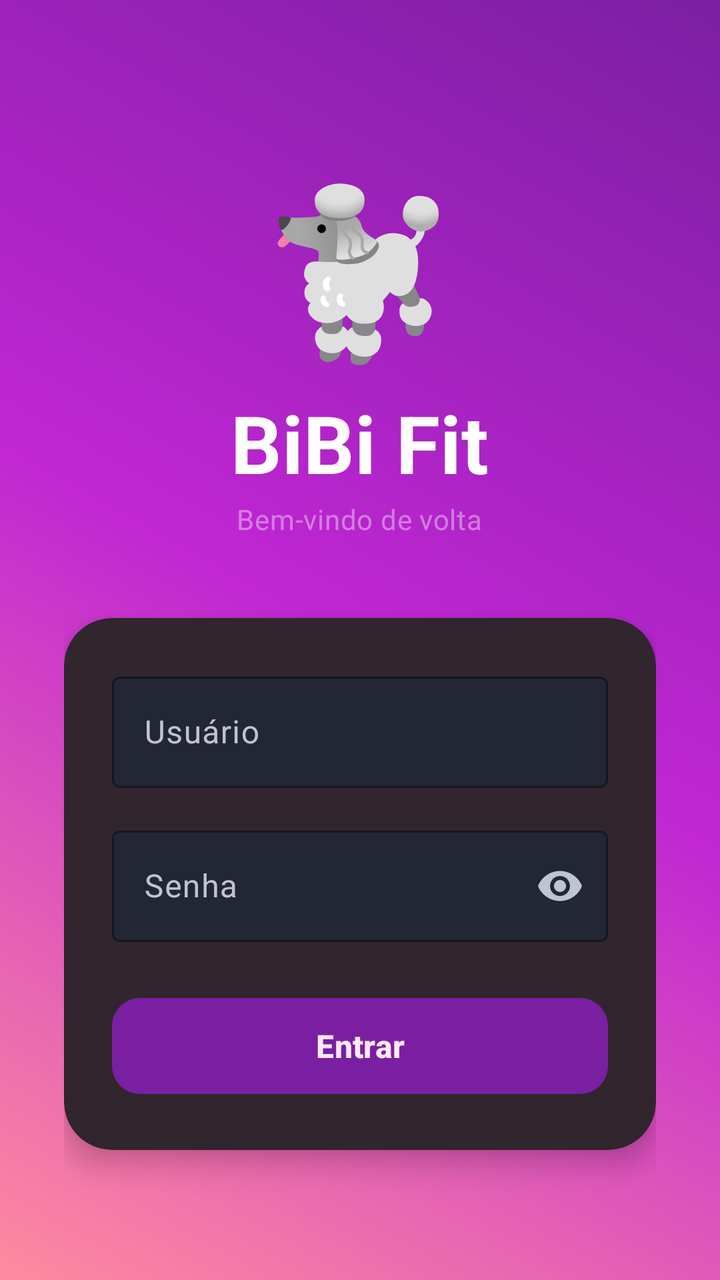
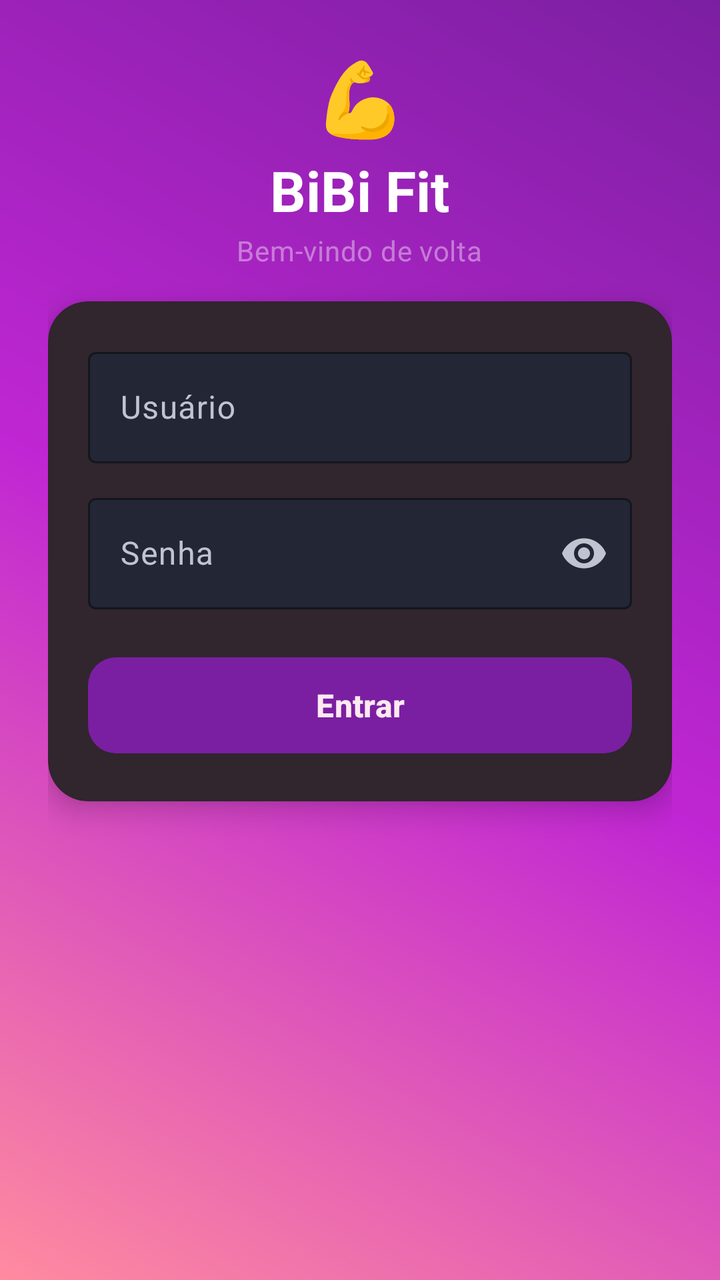

The first picture is an Android layout as it rendered before a commit; the second is the same layout after the commit. The layout source and the unified diff follow.
<!-- AndroidManifest.xml: application theme Theme.Meggy -->
<!-- res/layout/activity_login.xml -->
<?xml version="1.0" encoding="utf-8"?>
<ScrollView xmlns:android="http://schemas.android.com/apk/res/android"
    xmlns:app="http://schemas.android.com/apk/res-auto"
    android:layout_width="match_parent"
    android:layout_height="match_parent"
    android:background="@drawable/gradient_meggy"
    android:fillViewport="true">

    <LinearLayout
        android:layout_width="match_parent"
        android:layout_height="wrap_content"
        android:orientation="vertical"
        android:gravity="center_horizontal"
        android:padding="32dp">

        <Space android:layout_width="match_parent" android:layout_height="48dp" />

        <TextView
            android:layout_width="wrap_content"
            android:layout_height="wrap_content"
            android:textSize="80sp"
            android:text="🐩" />

        <TextView
            android:layout_width="wrap_content"
            android:layout_height="wrap_content"
            android:layout_marginTop="8dp"
            android:text="@string/app_name"
            android:textAppearance="@style/TextAppearance.Meggy.Title"
            android:textSize="40sp" />

        <TextView
            android:layout_width="wrap_content"
            android:layout_height="wrap_content"
            android:layout_marginTop="2dp"
            android:text="@string/login_welcome"
            android:textAppearance="@style/TextAppearance.Meggy.Subtitle" />

        <Space android:layout_width="match_parent" android:layout_height="40dp" />

        <com.google.android.material.card.MaterialCardView
            android:layout_width="match_parent"
            android:layout_height="wrap_content"
            app:cardCornerRadius="24dp"
            app:cardBackgroundColor="@color/md_surface"
            app:cardElevation="8dp"
            app:strokeWidth="0dp">

            <LinearLayout
                android:layout_width="match_parent"
                android:layout_height="wrap_content"
                android:orientation="vertical"
                android:padding="24dp">

                <com.google.android.material.textfield.TextInputLayout
                    android:id="@+id/username_layout"
                    style="@style/Widget.Meggy.TextInputLayout"
                    android:layout_width="match_parent"
                    android:layout_height="wrap_content"
                    android:hint="@string/login_username_hint">

                    <com.google.android.material.textfield.TextInputEditText
                        android:id="@+id/username"
                        android:layout_width="match_parent"
                        android:layout_height="wrap_content"
                        android:inputType="text"
                        android:imeOptions="actionNext"
                        android:maxLines="1"
                        android:textColor="@color/md_on_surface" />
                </com.google.android.material.textfield.TextInputLayout>

                <Space android:layout_width="match_parent" android:layout_height="16dp" />

                <com.google.android.material.textfield.TextInputLayout
                    android:id="@+id/password_layout"
                    style="@style/Widget.Meggy.TextInputLayout"
                    android:layout_width="match_parent"
                    android:layout_height="wrap_content"
                    app:endIconMode="password_toggle"
                    android:hint="@string/login_password_hint">

                    <com.google.android.material.textfield.TextInputEditText
                        android:id="@+id/password"
                        android:layout_width="match_parent"
                        android:layout_height="wrap_content"
                        android:inputType="textPassword"
                        android:imeOptions="actionDone"
                        android:maxLines="1"
                        android:textColor="@color/md_on_surface" />
                </com.google.android.material.textfield.TextInputLayout>

                <Space android:layout_width="match_parent" android:layout_height="24dp" />

                <FrameLayout
                    android:layout_width="match_parent"
                    android:layout_height="wrap_content">

                    <com.google.android.material.button.MaterialButton
                        android:id="@+id/btn_login"
                        style="@style/Widget.Meggy.Button"
                        android:layout_width="match_parent"
                        android:layout_height="56dp"
                        android:text="@string/login_button"
                        android:textSize="16sp"
                        android:textStyle="bold" />

                    <ProgressBar
                        android:id="@+id/login_progress"
                        android:layout_width="24dp"
                        android:layout_height="24dp"
                        android:layout_gravity="center"
                        android:visibility="gone"
                        android:indeterminateTint="@color/md_on_primary_container" />
                </FrameLayout>

            </LinearLayout>
        </com.google.android.material.card.MaterialCardView>

    </LinearLayout>
</ScrollView>
<!-- resources referenced by this layout -->
<resources>
  <color name="md_on_primary_container">#FFFFEAF1</color>
  <color name="md_on_surface">#FFEAEAF0</color>
  <color name="md_surface">#FF16181F</color>
  <!-- drawable gradient_meggy (drawable) -->
  <?xml version="1.0" encoding="utf-8"?>
  <shape xmlns:android="http://schemas.android.com/apk/res/android"
      android:shape="rectangle">
      <gradient
          android:type="linear"
          android:angle="45"
          android:startColor="@color/meggy_pink"
          android:centerColor="@color/meggy_purple"
          android:endColor="@color/meggy_purple_deep" />
  </shape>
  <string name="app_name">BiBi Fit</string>
  <string name="login_button">Entrar</string>
  <string name="login_password_hint">Senha</string>
  <string name="login_username_hint">Usuário</string>
  <string name="login_welcome">Bem-vindo de volta</string>
  <style name="TextAppearance.Meggy.Subtitle" parent="TextAppearance.Material3.BodyMedium">
          <item name="android:textColor">@color/white_overlay</item>
      </style>
  <style name="TextAppearance.Meggy.Title" parent="TextAppearance.Material3.DisplaySmall">
          <item name="android:textColor">@android:color/white</item>
          <item name="android:textStyle">bold</item>
      </style>
  <style name="Widget.Meggy.Button" parent="Widget.Material3.Button">
          <item name="backgroundTint">@color/md_primary_container</item>
          <item name="android:textColor">@color/md_on_primary_container</item>
          <item name="cornerRadius">14dp</item>
      </style>
  <style name="Widget.Meggy.TextInputLayout" parent="Widget.Material3.TextInputLayout.OutlinedBox">
          <item name="boxStrokeColor">@color/md_primary</item>
          <item name="boxBackgroundColor">@color/md_surface_variant</item>
          <item name="hintTextColor">@color/md_primary</item>
      </style>
  <color name="meggy_pink">#FFFF8B9F</color>
  <color name="meggy_purple">#FFC026D3</color>
  <color name="meggy_purple_deep">#FF7B1FA2</color>
  <color name="white_overlay">#66FFFFFF</color>
  <color name="md_primary_container">#FF7B1FA2</color>
  <color name="md_primary">#FFFF8B9F</color>
  <color name="md_surface_variant">#FF232634</color>
  <color name="md_on_primary">#FF1A0A0F</color>
  <color name="md_secondary">#FFC026D3</color>
  <color name="md_on_secondary">#FF1A0A1F</color>
  <color name="md_secondary_container">#FF5A1B6E</color>
  <color name="md_on_secondary_container">#FFFBD7FF</color>
  <color name="md_background">#FF0D0E12</color>
  <color name="md_on_background">#FFEAEAF0</color>
  <color name="md_on_surface_variant">#FFC0C4D0</color>
  <color name="md_outline">#FF3A3F4F</color>
  <color name="md_outline_variant">#FF2A2E3A</color>
  <color name="md_error">#FFCF6679</color>
  <color name="md_on_error">#FF600014</color>
  <style name="Widget.Meggy.CardView" parent="Widget.Material3.CardView.Filled">
          <item name="cardBackgroundColor">@color/md_surface_container</item>
          <item name="cardCornerRadius">20dp</item>
          <item name="cardElevation">2dp</item>
          <item name="contentPadding">0dp</item>
          <item name="strokeWidth">0dp</item>
      </style>
  <color name="md_surface_container">#FF1B1E27</color>
  <!-- unchanged entries left out for length: 1 -->
</resources>

<!-- the commit's change to res/layout/activity_login.xml (unified diff, before → after) -->
@@ -1,47 +1,51 @@
 <?xml version="1.0" encoding="utf-8"?>
 <ScrollView xmlns:android="http://schemas.android.com/apk/res/android"
     xmlns:app="http://schemas.android.com/apk/res-auto"
+    android:id="@+id/login_scroll"
     android:layout_width="match_parent"
     android:layout_height="match_parent"
     android:background="@drawable/gradient_meggy"
-    android:fillViewport="true">
+    android:fillViewport="true"
+    android:scrollbars="none">
 
     <LinearLayout
         android:layout_width="match_parent"
         android:layout_height="wrap_content"
         android:orientation="vertical"
         android:gravity="center_horizontal"
-        android:padding="32dp">
+        android:padding="24dp"
+        android:paddingBottom="400dp">
 
-        <Space android:layout_width="match_parent" android:layout_height="48dp" />
+        
+        <TextView
+            android:layout_width="wrap_content"
+            android:layout_height="wrap_content"
+            android:textSize="36sp"
+            android:text="💪" />
 
         <TextView
             android:layout_width="wrap_content"
             android:layout_height="wrap_content"
-            android:textSize="80sp"
-            android:text="🐩" />
-
-        <TextView
-            android:layout_width="wrap_content"
-            android:layout_height="wrap_content"
-            android:layout_marginTop="8dp"
+            android:layout_marginTop="4dp"
             android:text="@string/app_name"
             android:textAppearance="@style/TextAppearance.Meggy.Title"
-            android:textSize="40sp" />
+            android:textSize="28sp" />
 
         <TextView
             android:layout_width="wrap_content"
             android:layout_height="wrap_content"
             android:layout_marginTop="2dp"
             android:text="@string/login_welcome"
-            android:textAppearance="@style/TextAppearance.Meggy.Subtitle" />
+            android:textAppearance="@style/TextAppearance.Meggy.Subtitle"
+            android:textSize="14sp" />
 
-        <Space android:layout_width="match_parent" android:layout_height="40dp" />
+        <Space android:layout_width="match_parent" android:layout_height="16dp" />
 
+        
         <com.google.android.material.card.MaterialCardView
             android:layout_width="match_parent"
             android:layout_height="wrap_content"
-            app:cardCornerRadius="24dp"
+            app:cardCornerRadius="20dp"
             app:cardBackgroundColor="@color/md_surface"
             app:cardElevation="8dp"
             app:strokeWidth="0dp">
@@ -50,7 +54,7 @@
                 android:layout_width="match_parent"
                 android:layout_height="wrap_content"
                 android:orientation="vertical"
-                android:padding="24dp">
+                android:padding="20dp">
 
                 <com.google.android.material.textfield.TextInputLayout
                     android:id="@+id/username_layout"
@@ -69,7 +73,7 @@
                         android:textColor="@color/md_on_surface" />
                 </com.google.android.material.textfield.TextInputLayout>
 
-                <Space android:layout_width="match_parent" android:layout_height="16dp" />
+                <Space android:layout_width="match_parent" android:layout_height="12dp" />
 
                 <com.google.android.material.textfield.TextInputLayout
                     android:id="@+id/password_layout"
@@ -89,7 +93,7 @@
                         android:textColor="@color/md_on_surface" />
                 </com.google.android.material.textfield.TextInputLayout>
 
-                <Space android:layout_width="match_parent" android:layout_height="24dp" />
+                <Space android:layout_width="match_parent" android:layout_height="20dp" />
 
                 <FrameLayout
                     android:layout_width="match_parent"
